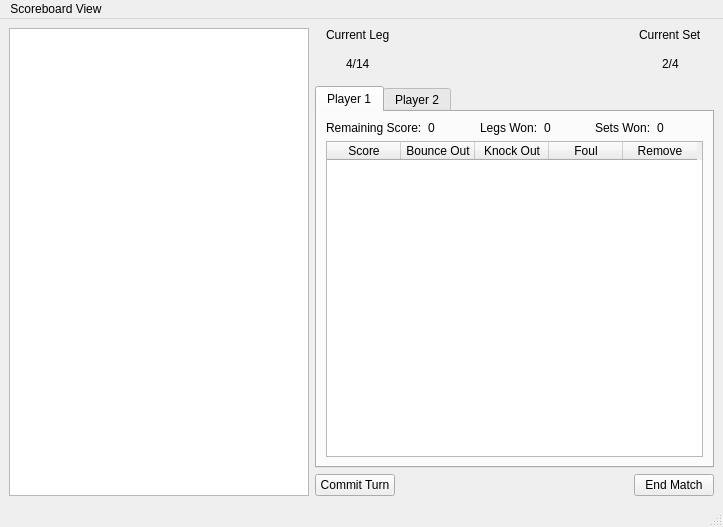
Jedimaster4559/CS499-DartBoard, file dartboard/views/Scorer.ui: the form before one commit.
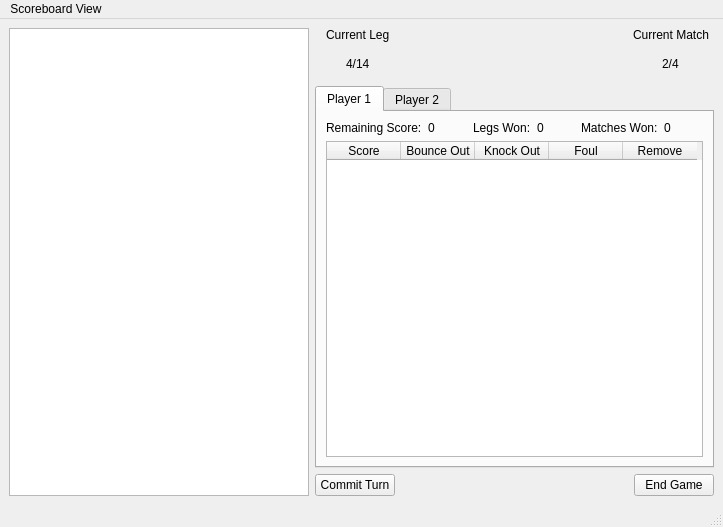
The form after the commit. Custom widgets are drawn as their Qt base class.

Commit message: Fixed labels from saying "Sets" to "Matches

The edit to the form file:
```diff
--- a/dartboard/views/Scorer.ui
+++ b/dartboard/views/Scorer.ui
@@ -68,7 +68,7 @@
         <item row="0" column="5">
          <widget class="QLabel" name="label_6">
           <property name="text">
-           <string>Sets Won:</string>
+           <string>Matches Won:</string>
           </property>
          </widget>
         </item>
@@ -238,7 +238,7 @@
     <item row="0" column="4" colspan="2" alignment="Qt::AlignHCenter">
      <widget class="QLabel" name="label_2">
       <property name="text">
-       <string>Current Set</string>
+       <string>Current Match</string>
       </property>
      </widget>
     </item>
@@ -275,7 +275,7 @@
        </sizepolicy>
       </property>
       <property name="text">
-       <string>End Match</string>
+       <string>End Game</string>
       </property>
      </widget>
     </item>
```
The commit also changes 5 other files.
